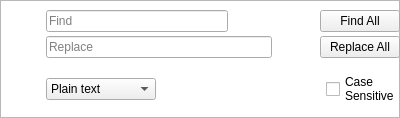
Above: find_and_replace.ui from baronleonardo/Bricks before the change. Below: the same form after it.
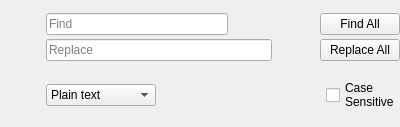
That is the form after the change. Icons and pictures are not drawn. Custom widgets are drawn as their Qt base class.

```diff
--- a/find_and_replace.ui
+++ b/find_and_replace.ui
@@ -1,27 +1,18 @@
 <?xml version="1.0" encoding="UTF-8"?>
 <ui version="4.0">
  <class>FindAndReplaceUI</class>
- <widget class="QPlainTextEdit" name="FindAndReplaceUI">
+ <widget class="QWidget" name="FindAndReplaceUI">
   <property name="geometry">
    <rect>
     <x>0</x>
     <y>0</y>
     <width>400</width>
-    <height>118</height>
+    <height>127</height>
    </rect>
   </property>
   <property name="windowTitle">
    <string>Form</string>
   </property>
-  <widget class="FindAndReplace" name="findAndReplace_Widget" native="true">
-   <property name="geometry">
-    <rect>
-     <x>0</x>
-     <y>0</y>
-     <width>400</width>
-     <height>118</height>
-    </rect>
-   </property>
    <layout class="QHBoxLayout" name="horizontalLayout">
     <property name="leftMargin">
      <number>0</number>
@@ -307,8 +298,6 @@
      </layout>
     </item>
    </layout>
-   <addaction name="actionClose"/>
-  </widget>
   <action name="actionClose">
    <property name="text">
     <string>Close</string>
@@ -318,14 +307,6 @@
    </property>
   </action>
  </widget>
- <customwidgets>
-  <customwidget>
-   <class>FindAndReplace</class>
-   <extends>QWidget</extends>
-   <header>findandreplace.h</header>
-   <container>1</container>
-  </customwidget>
- </customwidgets>
  <resources/>
  <connections>
   <connection>
```
Left out of the diff: 38 changed lines with no effect on the pictures. Lines whose indentation alone changed are shown as unchanged.
